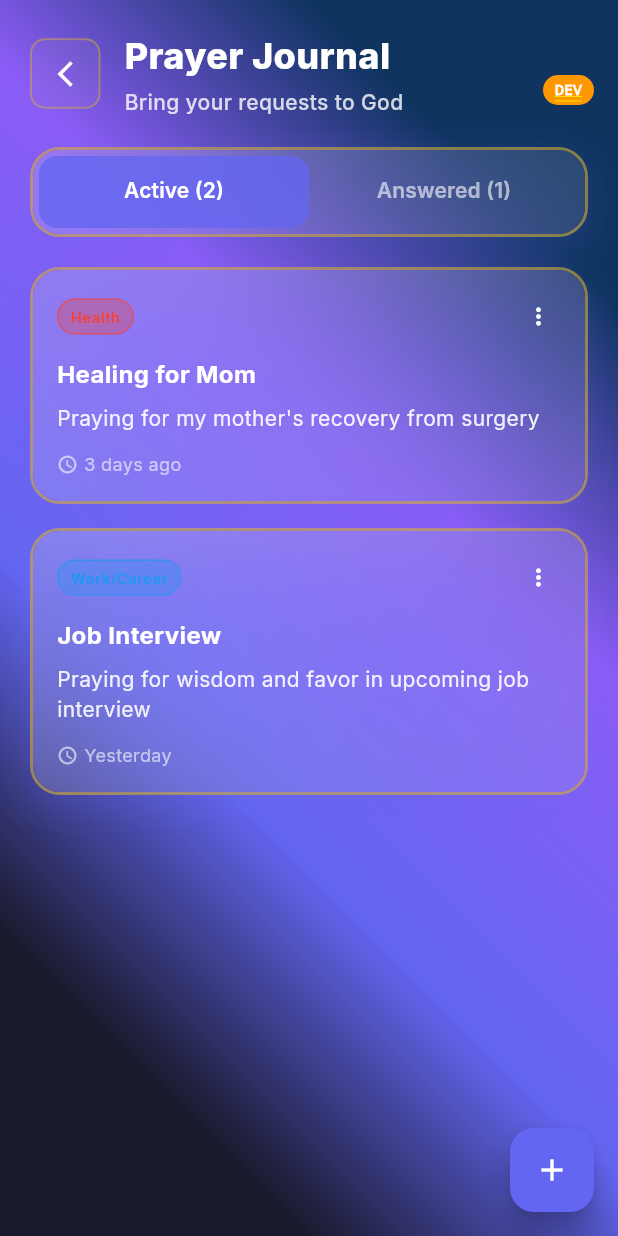
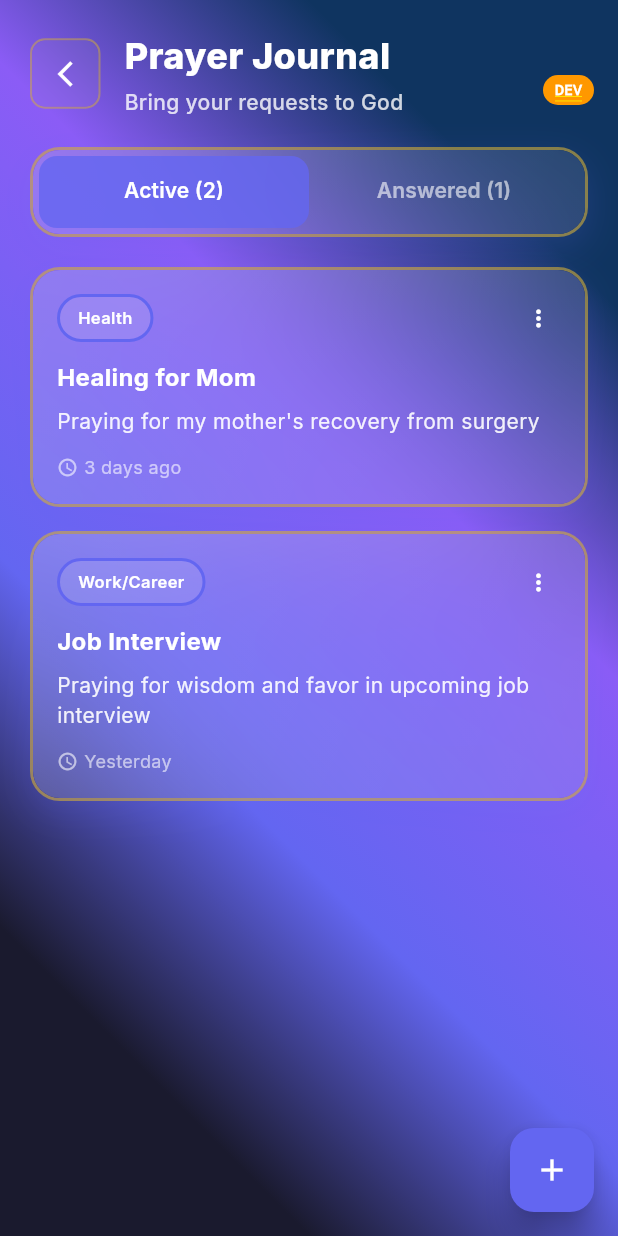
Before and after one commit to elev8tion/edc, a Flutter app: the PrayerJournalScreen screen opened by its route, on a phone screen of 412 x 824 dp. Run offline on Flutter 3.47's test engine with Material 3 defaults, Android fonts, the phone set to English and light mode, and no system bars; drawn by our look-alikes of flutter_animate; our stand-ins replace connectivity_plus, flutter_local_notifications, flutter_riverpod, flutter_secure_storage, freezed_annotation, google_fonts and 3 more; accounts and stored records are empty; statements that could not run were skipped; project files that could hold a hidden picture were left out.

Commit message:
Apply CategoryBadge component across all screens for consistent badge styling
Extended CategoryBadge implementation to additional screens:
- Prayer Journal: Prayer category badges (Health, Family, Work, etc.)
- Reading Plan: Difficulty level badges (Beginner, Intermediate, Advanced)
- Devotional: Reading time badges

This completes the app-wide badge unification, ensuring all badge components use the same CategoryBadge with:
- Automatic color assignment based on category/text
- Consistent padding and border styling
- Unified font sizing
- Clean, maintainable code (reduced 46 lines of duplicate badge code)

All screens now share the same visual language for badges and status indicators.

🤖 Generated with [Claude Code](https://claude.com/claude-code)

Co-Authored-By: Claude <noreply@anthropic.com>

```diff
--- a/lib/screens/prayer_journal_screen.dart
+++ b/lib/screens/prayer_journal_screen.dart
@@ -4,6 +4,7 @@ import '../components/gradient_background.dart';
 import '../components/frosted_glass_card.dart';
 import '../components/clear_glass_card.dart';
 import '../components/glass_button.dart';
+import '../components/category_badge.dart';
 import '../theme/app_theme.dart';
 
 class PrayerJournalScreen extends StatefulWidget {
@@ -265,23 +266,10 @@ class _PrayerJournalScreenState extends State<PrayerJournalScreen> with TickerPr
           children: [
             Row(
               children: [
-                Container(
-                  padding: const EdgeInsets.symmetric(horizontal: 8, vertical: 4),
-                  decoration: BoxDecoration(
-                    color: _getCategoryColor(prayer.category).withValues(alpha: 0.3),
-                    borderRadius: BorderRadius.circular(12),
-                    border: Border.all(
-                      color: _getCategoryColor(prayer.category).withValues(alpha: 0.6),
-                    ),
-                  ),
-                  child: Text(
-                    _getCategoryName(prayer.category),
-                    style: TextStyle(
-                      fontSize: 10,
-                      fontWeight: FontWeight.w600,
-                      color: _getCategoryColor(prayer.category),
-                    ),
-                  ),
+                CategoryBadge(
+                  text: _getCategoryName(prayer.category),
+                  padding: const EdgeInsets.symmetric(horizontal: 12, vertical: 6),
+                  fontSize: 11,
                 ),
                 const Spacer(),
                 if (prayer.isAnswered)
```
Also changed, not shown: lib/screens/devotional_screen.dart (+4 -13 lines), lib/screens/reading_plan_screen.dart (+4 -16 lines).
